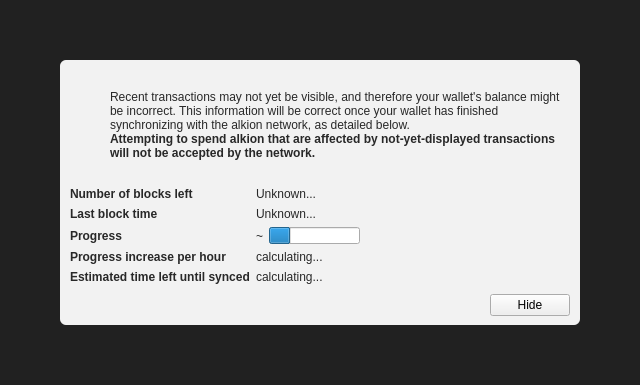
Above: src/qt/forms/modaloverlay.ui from alkion-project/alkion before the change. Below: the same form after it.
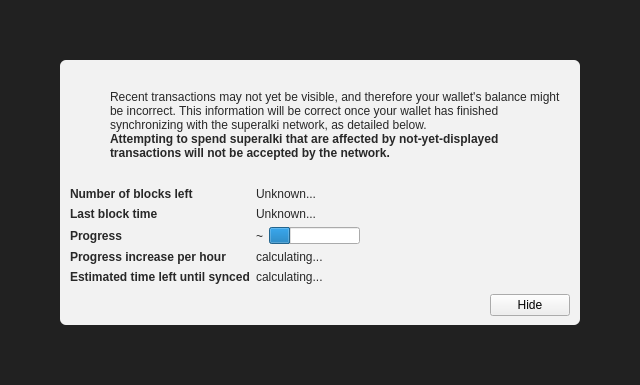
That is the form after the change. Icons and pictures are not drawn. Custom widgets are drawn as their Qt base class.

```diff
--- a/src/qt/forms/modaloverlay.ui
+++ b/src/qt/forms/modaloverlay.ui
@@ -130,7 +130,7 @@
              <item>
               <widget class="QLabel" name="infoText">
                <property name="text">
-                <string>Recent transactions may not yet be visible, and therefore your wallet's balance might be incorrect. This information will be correct once your wallet has finished synchronizing with the alkion network, as detailed below.</string>
+                <string>Recent transactions may not yet be visible, and therefore your wallet's balance might be incorrect. This information will be correct once your wallet has finished synchronizing with the superalki network, as detailed below.</string>
                </property>
                <property name="textFormat">
                 <enum>Qt::RichText</enum>
@@ -149,7 +149,7 @@
                 </font>
                </property>
                <property name="text">
-                <string>Attempting to spend alkion that are affected by not-yet-displayed transactions will not be accepted by the network.</string>
+                <string>Attempting to spend superalki that are affected by not-yet-displayed transactions will not be accepted by the network.</string>
                </property>
                <property name="textFormat">
                 <enum>Qt::RichText</enum>
```
